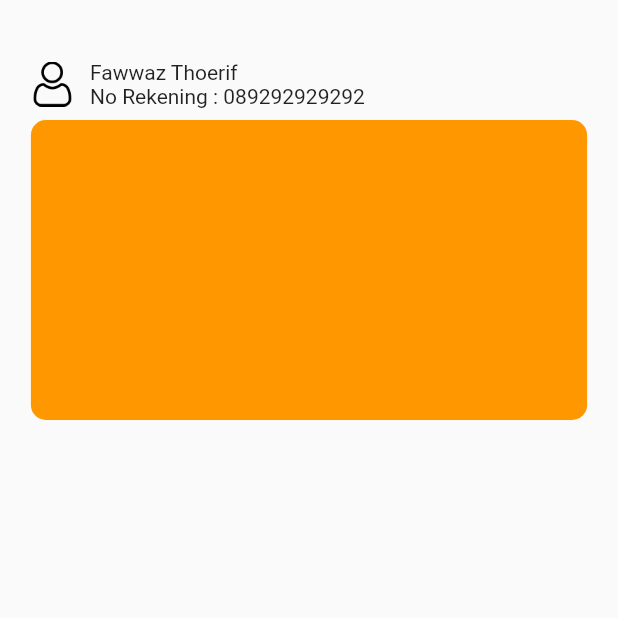
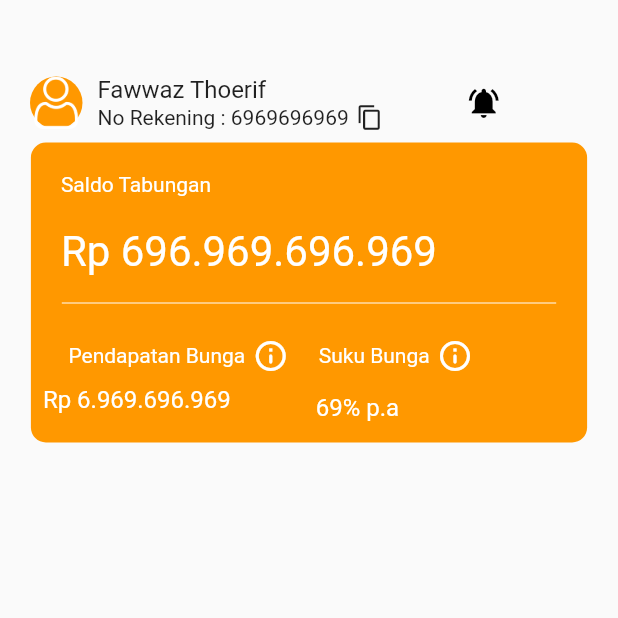
Before and after one commit to akasakaid/sea_bank_ui_clone, a Flutter app: the screen it shows after launch, on a phone screen of 412 x 824 dp, the top half of it. Run offline on Flutter 3.47's test engine with Material 2 defaults, Android fonts, the phone set to English and light mode, and no system bars.

Commit message:
:update beranda.dart

```diff
--- a/lib/beranda.dart
+++ b/lib/beranda.dart
@@ -13,30 +13,55 @@ class _BerandaPageState extends State<BerandaPage> {
     return Scaffold(
       body: Column(
         children: [
-          Padding(
-            padding: const EdgeInsets.only(top: 40, left: 20),
-            child: Container(
+          const SizedBox(
+            height: 50,
+          ),
+          Container(
+            padding: const EdgeInsets.only(left: 20),
             child: Row(
               children: [
                 Container(
+                    width: 35,
+                    height: 35,
                     decoration: BoxDecoration(
-
-                    ),
+                        color: Colors.orange,
+                        borderRadius: BorderRadius.circular(50)),
                     child: Image.asset(
                       "assets/images/user.png",
-                    width: 30,
-                    height: 30,
+                      width: 40,
+                      height: 40,
+                      color: Colors.white,
                     )),
-                  Padding(padding: EdgeInsets.only(left: 10)),
+                const Padding(padding: EdgeInsets.only(left: 10)),
                 Column(
                   crossAxisAlignment: CrossAxisAlignment.start,
+                  children: [
+                    const Text(
+                      "Fawwaz Thoerif",
+                      style: TextStyle(fontSize: 16),
+                    ),
+                    Row(
                       children: const [
-                      Text("Fawwaz Thoerif"),
-                      Text("No Rekening : 089292929292"),
+                        Text("No Rekening : 6969696969"),
+                        Padding(
+                          padding: EdgeInsets.only(left: 5),
+                          child: Icon(
+                            Icons.copy,
+                            size: 18,
+                          ),
+                        ),
+                      ],
+                    )
                   ],
                 ),
+                const Padding(
+                  padding: EdgeInsets.only(left: 55),
+                  child: Icon(
+                    Icons.notifications_active,
+                    color: Colors.black,
+                  ),
+                )
               ],
-              ),
             ),
           ),
           Padding(
@@ -47,8 +72,87 @@ class _BerandaPageState extends State<BerandaPage> {
               decoration: BoxDecoration(
                   color: Colors.orange,
                   borderRadius: BorderRadius.circular(10)),
+              child: Column(
+                crossAxisAlignment: CrossAxisAlignment.start,
+                children: [
+                  const Padding(
+                    padding: EdgeInsets.only(left: 20,top: 20),
+                    child: Text(
+                      "Saldo Tabungan",
+                      style: TextStyle(color: Colors.white),
                     ),
+                  ),
+                  const Padding(
+                    padding: EdgeInsets.only(left: 20,top: 20,bottom: 10),
+                    child: Text(
+                      "Rp 696.969.696.969",
+                      style: TextStyle(color: Colors.white, fontSize: 28),
+                    ),
+                  ),
+                  Center(
+                    child: SizedBox(
+                      width: MediaQuery.of(context).size.width * 0.8,
+                      child: const Divider(
+                        color: Colors.white,
+                      ),
+                    ),
+                  ),
+                  Row(
+                    children: [
+                      Padding(
+                        padding: const EdgeInsets.all(5.0),
+                        child: Column(
+                          crossAxisAlignment: CrossAxisAlignment.start,
+                          children: [
+                            Padding(
+                              padding: const EdgeInsets.only(left: 20,),
+                              child: Row(
+                                children: const [
+                                  Text("Pendapatan Bunga",style: TextStyle(color: Colors.white),),
+                                  Padding(
+                                    padding: EdgeInsets.all(5.0),
+                                    child: Icon(Icons.info_outline_rounded,color: Colors.white,),
                                   )
+                                ],
+                              ),
+                            ),
+                            const Padding(
+                              padding: EdgeInsets.all(3.0),
+                              child: Text("Rp 6.969.696.969",style: TextStyle(color: Colors.white,fontSize: 16),),
+                            ),
+                          ],
+                        ),
+                      ),
+                      Padding(
+                        padding: const EdgeInsets.all(5.0),
+                        child: Column(
+                          crossAxisAlignment: CrossAxisAlignment.start,
+                          children: [
+                            Padding(
+                              padding: const EdgeInsets.all(5.0),
+                              child: Row(
+                                children: const [
+                                  Text("Suku Bunga",style: TextStyle(color: Colors.white),),
+                                  Padding(
+                                    padding: EdgeInsets.all(5.0),
+                                    child: Icon(Icons.info_outline_rounded,color: Colors.white,),
+                                  )
+                                ],
+                              ),
+                            ),
+                            const Padding(
+                              padding: EdgeInsets.all(3.0),
+                              child: Text("69% p.a",style: TextStyle(color: Colors.white,fontSize: 16),),
+                            ),
+                          ],
+                        ),
+                      ),
+                    ],
+                  )
+                ],
+              ),
+            ),
+          ),
         ],
       ),
     );
--- a/lib/main.dart
+++ b/lib/main.dart
@@ -10,16 +10,16 @@ class MyApp extends StatelessWidget {
   final MaterialColor white = const MaterialColor(
   0xFFFFFFFF,
   <int, Color>{
-    50: const Color(0xFFFFFFFF),
-    100: const Color(0xFFFFFFFF),
-    200: const Color(0xFFFFFFFF),
-    300: const Color(0xFFFFFFFF),
-    400: const Color(0xFFFFFFFF),
-    500: const Color(0xFFFFFFFF),
-    600: const Color(0xFFFFFFFF),
-    700: const Color(0xFFFFFFFF),
-    800: const Color(0xFFFFFFFF),
-    900: const Color(0xFFFFFFFF),
+    50: Color(0xFFFFFFFF),
+    100: Color(0xFFFFFFFF),
+    200: Color(0xFFFFFFFF),
+    300: Color(0xFFFFFFFF),
+    400: Color(0xFFFFFFFF),
+    500: Color(0xFFFFFFFF),
+    600: Color(0xFFFFFFFF),
+    700: Color(0xFFFFFFFF),
+    800: Color(0xFFFFFFFF),
+    900: Color(0xFFFFFFFF),
   },
 );
   // This widget is the root of your application.
```
Lines whose indentation alone changed are shown as unchanged.
